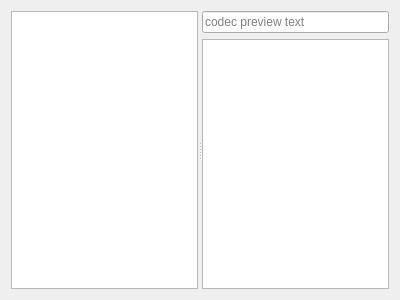
Above: core/tools/codecbrowser/codecbrowser.ui from netrunner-debian-kde-extras/gammaray before the change. Below: the same form after it.
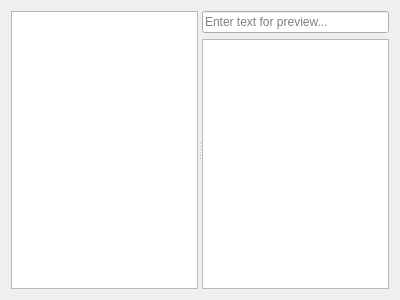
That is the form after the change.

Patch:
```diff
--- a/core/tools/codecbrowser/codecbrowser.ui
+++ b/core/tools/codecbrowser/codecbrowser.ui
@@ -21,8 +21,11 @@
       <layout class="QVBoxLayout" name="verticalLayout_16">
        <item>
         <widget class="QLineEdit" name="codecText">
+         <property name="text">
+          <string/>
+         </property>
          <property name="placeholderText">
-          <string>codec preview text</string>
+          <string>Enter text for preview...</string>
          </property>
         </widget>
        </item>
```
